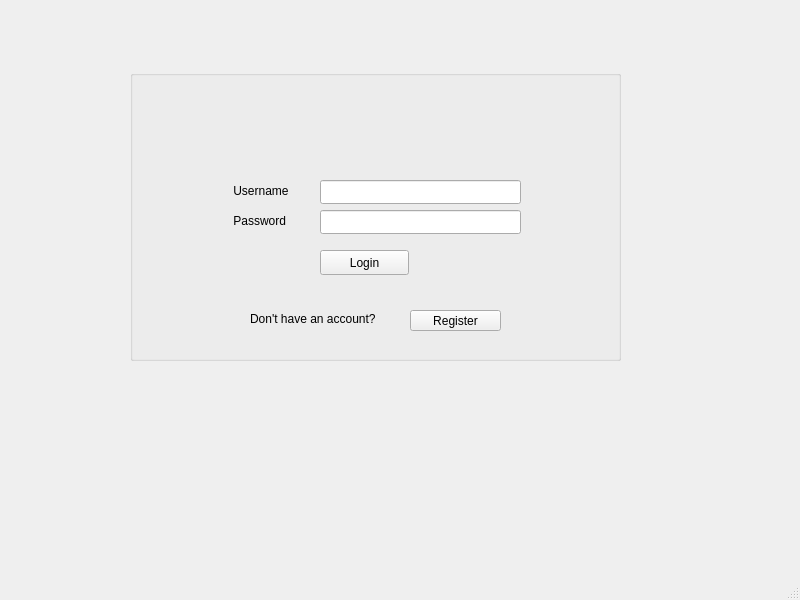
The window that kOrganizify/src/mainwindow.ui (jelisavetagavrilovic/kOrganizify) describes before a commit, drawn with Qt 5.
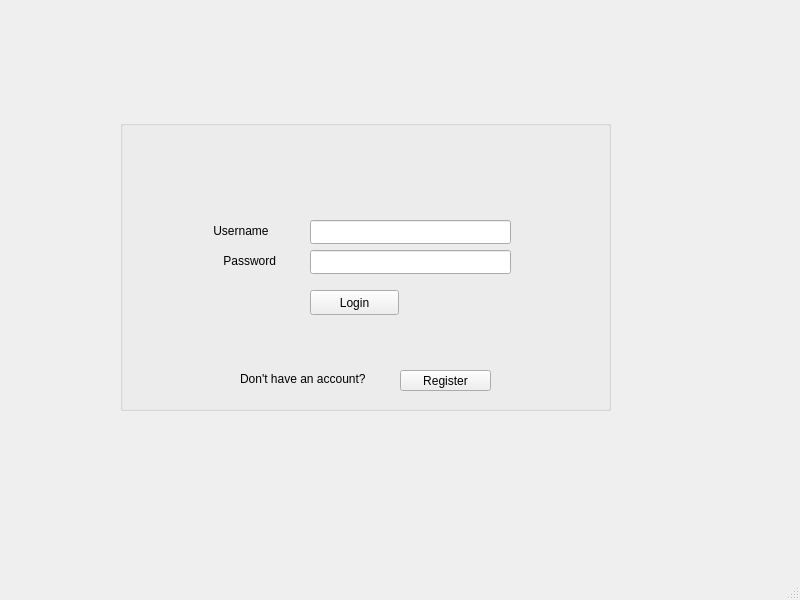
The same window after the commit.

The edit to the form file:
```diff
--- a/kOrganizify/src/mainwindow.ui
+++ b/kOrganizify/src/mainwindow.ui
@@ -17,8 +17,8 @@
    <widget class="QGroupBox" name="gbLogin">
     <property name="geometry">
      <rect>
-      <x>130</x>
-      <y>70</y>
+      <x>120</x>
+      <y>120</y>
       <width>491</width>
       <height>291</height>
      </rect>
@@ -29,8 +29,8 @@
     <widget class="QLabel" name="lblUsername">
      <property name="geometry">
       <rect>
-       <x>100</x>
-       <y>110</y>
+       <x>90</x>
+       <y>100</y>
        <width>91</width>
        <height>21</height>
       </rect>
@@ -49,7 +49,7 @@
      <property name="geometry">
       <rect>
        <x>100</x>
-       <y>140</y>
+       <y>130</y>
        <width>91</width>
        <height>21</height>
       </rect>
@@ -62,7 +62,7 @@
      <property name="geometry">
       <rect>
        <x>190</x>
-       <y>110</y>
+       <y>100</y>
        <width>201</width>
        <height>24</height>
       </rect>
@@ -72,7 +72,7 @@
      <property name="geometry">
       <rect>
        <x>190</x>
-       <y>140</y>
+       <y>130</y>
        <width>201</width>
        <height>24</height>
       </rect>
@@ -82,7 +82,7 @@
      <property name="geometry">
       <rect>
        <x>190</x>
-       <y>180</y>
+       <y>170</y>
        <width>89</width>
        <height>25</height>
       </rect>
@@ -95,7 +95,7 @@
      <property name="geometry">
       <rect>
        <x>120</x>
-       <y>240</y>
+       <y>250</y>
        <width>161</width>
        <height>17</height>
       </rect>
@@ -108,7 +108,7 @@
      <property name="geometry">
       <rect>
        <x>280</x>
-       <y>240</y>
+       <y>250</y>
        <width>91</width>
        <height>21</height>
       </rect>
@@ -117,6 +117,19 @@
       <string>Register</string>
      </property>
     </widget>
+    <widget class="QLabel" name="lblStatus">
+     <property name="geometry">
+      <rect>
+       <x>110</x>
+       <y>210</y>
+       <width>291</width>
+       <height>20</height>
+      </rect>
+     </property>
+     <property name="text">
+      <string/>
+     </property>
+    </widget>
    </widget>
   </widget>
   <widget class="QMenuBar" name="menubar">
```
Left out of the diff: 4 changed lines with no effect on the pictures.
